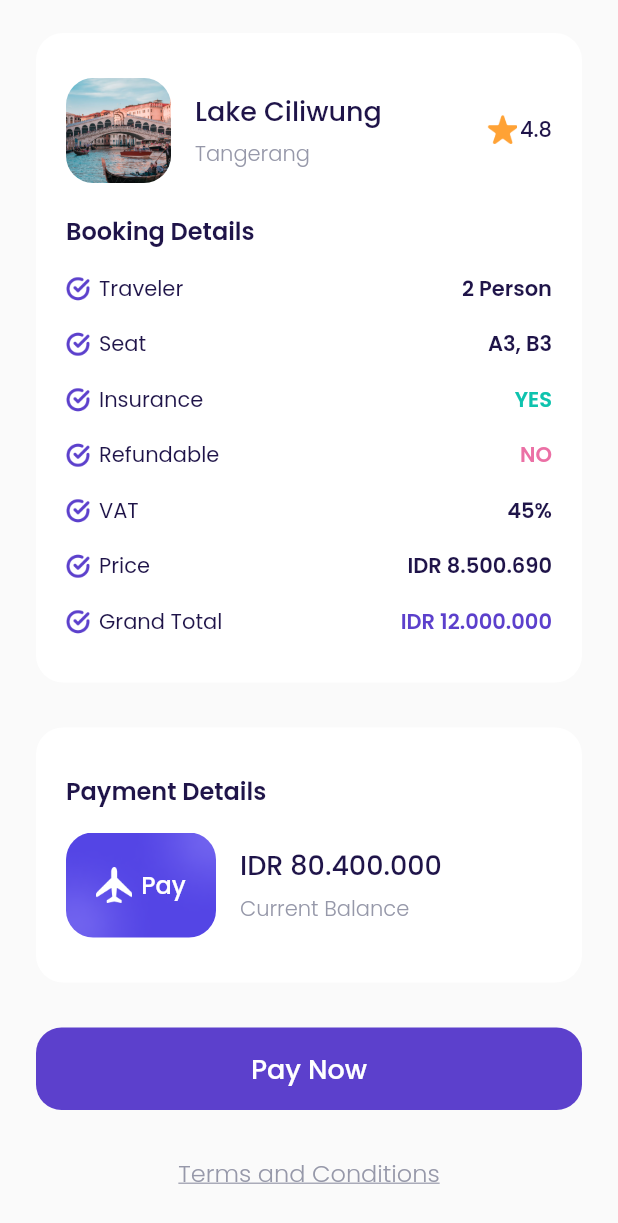
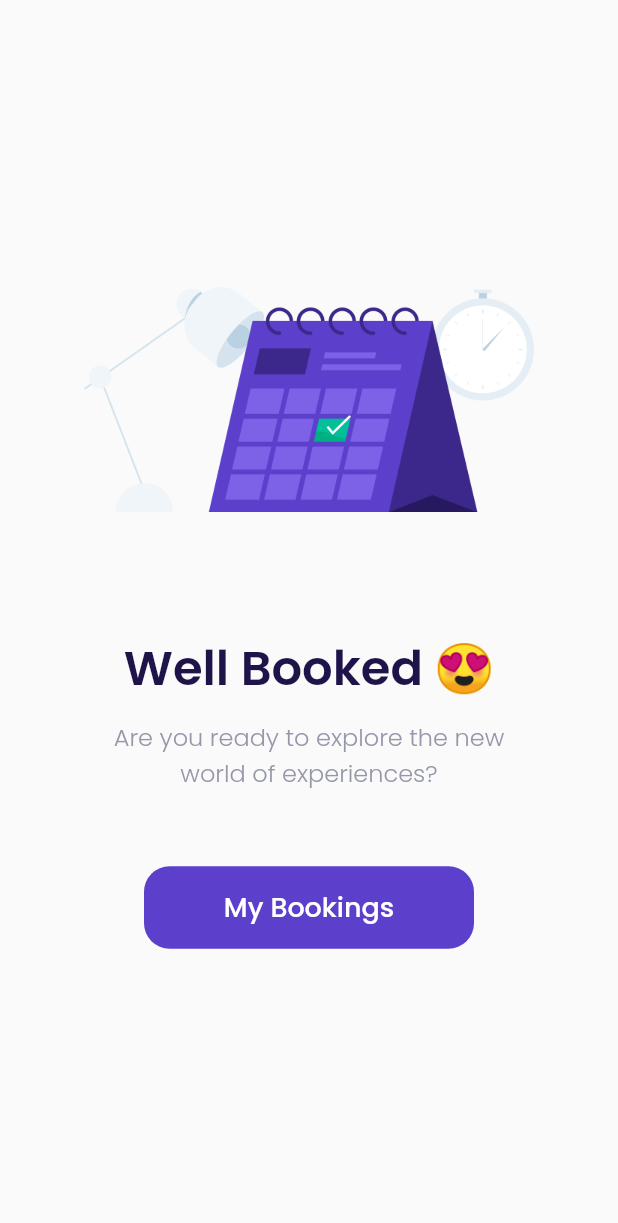
Before and after one commit to irmanyazid/travel-and-airplane-apps, a Flutter app: the CheckoutPage screen opened directly, scrolled down 190 dp, after a tap on "Pay Now", on a phone screen of 412 x 824 dp. Shown: the top 1223 px of the screen. Run offline on Flutter 3.47's test engine with Material 2 defaults, Android fonts, the phone set to English and light mode, and no system bars; our stand-ins replace google_fonts.

Commit message:
add page success_checkout_page.dart and slicing success checkout page

```diff
--- a/lib/ui/pages/checkout_page.dart
+++ b/lib/ui/pages/checkout_page.dart
@@ -1,4 +1,5 @@
 import 'package:airplane/shared/theme.dart';
+import 'package:airplane/ui/pages/success_checkout_page.dart';
 import 'package:airplane/ui/widgets/booking_details_item.dart';
 import 'package:airplane/ui/widgets/custom_bottom.dart';
 import 'package:flutter/material.dart';
@@ -305,7 +306,14 @@ class CheckoutPage extends StatelessWidget {
     Widget payNowButton() {
       return CustomBottom(
         title: 'Pay Now',
-        onPressed: () {},
+        onPressed: () {
+          Navigator.push(
+            context,
+            MaterialPageRoute(
+              builder: (context) => SuccessCheckoutPage(),
+            ),
+          );
+        },
         margin: EdgeInsets.only(top: 30),
       );
     }
--- /dev/null
+++ b/lib/ui/pages/success_checkout_page.dart
@@ -0,0 +1,60 @@
+import 'package:airplane/shared/theme.dart';
+import 'package:airplane/ui/widgets/custom_bottom.dart';
+import 'package:flutter/material.dart';
+
+class SuccessCheckoutPage extends StatelessWidget {
+  const SuccessCheckoutPage({Key? key}) : super(key: key);
+
+  @override
+  Widget build(BuildContext context) {
+    return Scaffold(
+      backgroundColor: kBackgroundColor,
+      body: Center(
+        child: Column(
+          mainAxisAlignment: MainAxisAlignment.center,
+          children: [
+            Container(
+              width: 300,
+              height: 150,
+              margin: EdgeInsets.only(bottom: 80),
+              decoration: BoxDecoration(
+                image: DecorationImage(
+                  image: AssetImage(
+                    'assets/image_success.png',
+                  ),
+                ),
+              ),
+            ),
+            Text(
+              'Well Booked 😍',
+              style: blackTextStyle.copyWith(
+                fontSize: 32,
+                fontWeight: semiBold,
+              ),
+            ),
+            SizedBox(
+              height: 10,
+            ),
+            Text(
+              'Are you ready to explore the new\nworld of experiences?',
+              style: greyTextStyle.copyWith(
+                fontSize: 16,
+                fontWeight: light,
+              ),
+              textAlign: TextAlign.center,
+            ),
+            CustomBottom(
+              title: 'My Bookings',
+              onPressed: () {
+                Navigator.pushNamedAndRemoveUntil(
+                    context, '/main', (route) => false);
+              },
+              width: 220,
+              margin: EdgeInsets.only(top: 50),
+            ),
+          ],
+        ),
+      ),
+    );
+  }
+}
```
